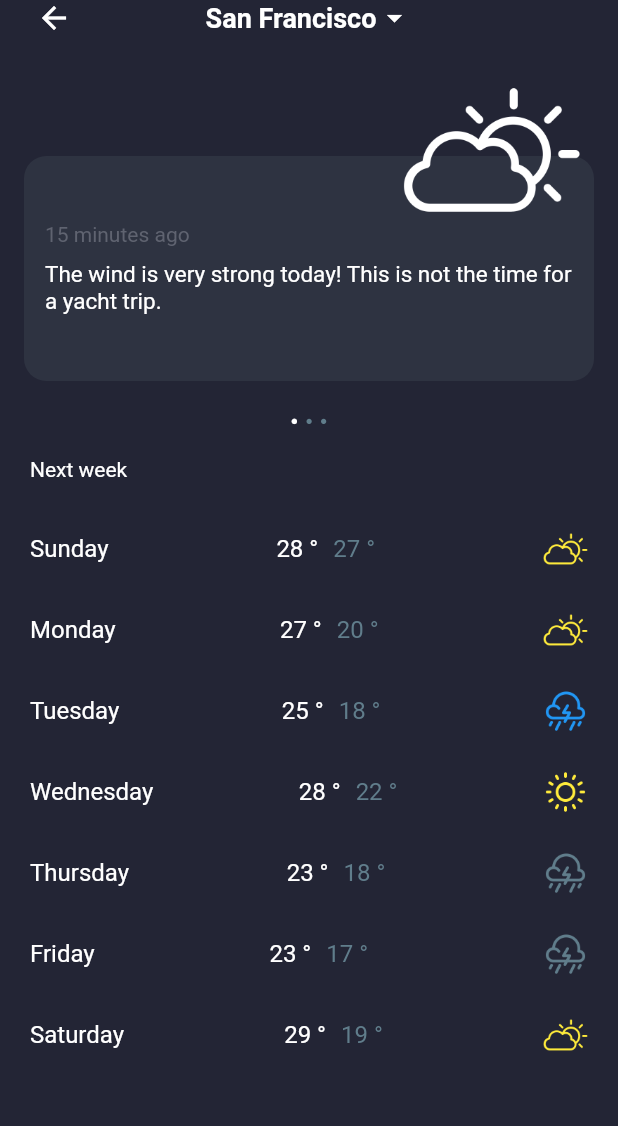
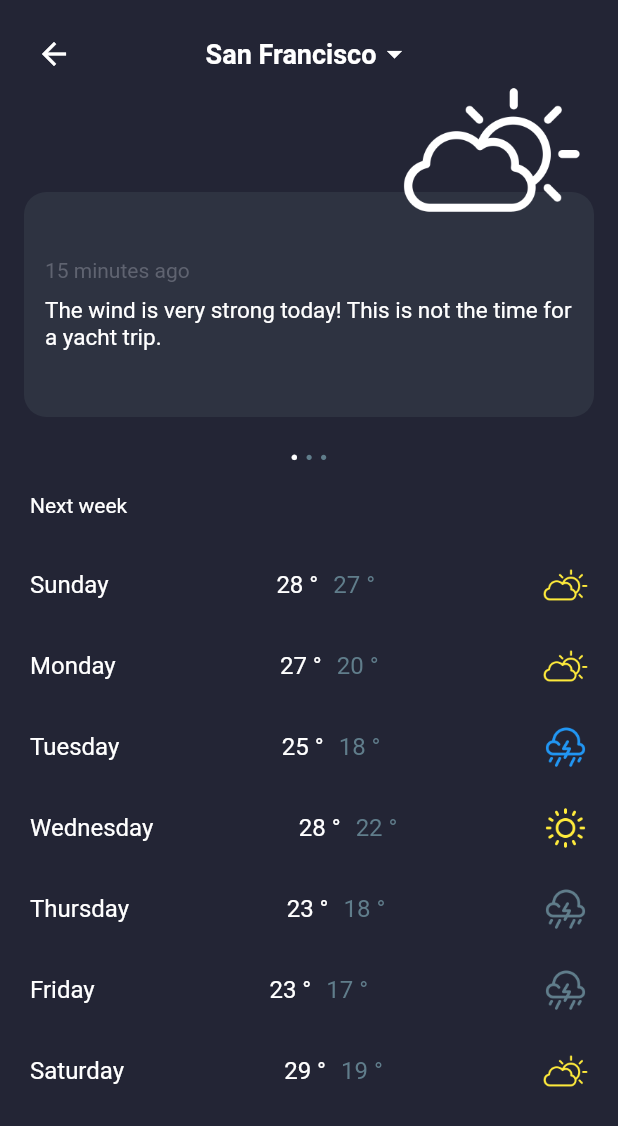
Before and after one commit to lrlucas/weather-app, a Flutter app: the DetailPage screen opened directly, on a phone screen of 412 x 824 dp. Shown: the top 1126 px of the screen. Run offline on Flutter 3.47's test engine with Material 2 defaults, Android fonts, the phone set to English and light mode, and no system bars; our stand-ins replace dio, flutter_bloc; network calls fail.

Commit message:
added added space in top safearea

```diff
--- a/lib/modules/details/presentation/page/detail.dart
+++ b/lib/modules/details/presentation/page/detail.dart
@@ -1,4 +1,5 @@
 import 'package:flutter/material.dart';
+import 'package:weather_app/core/styles/style.constant.dart';
 import '../widget/appbar_detail.widget.dart';
 import '../widget/point_position.widget.dart';
 import '../widget/suggestionCard.widget.dart';
@@ -65,7 +66,6 @@ class _DetailPageState extends State<DetailPage> {
 
   @override
   Widget build(BuildContext context) {
-    final size = MediaQuery.of(context).size;
     return Scaffold(
       backgroundColor: const Color(0xff232535),
       body: SafeArea(
@@ -73,6 +73,9 @@ class _DetailPageState extends State<DetailPage> {
           children: [
             Column(
               children: [
+                const SizedBox(
+                  height: StyleConstans.safeSpaceMedium,
+                ),
                 const AppbarDetail(),
                 const SizedBox(
                   height: 80,
--- a/lib/modules/home/presentation/pages/home.dart
+++ b/lib/modules/home/presentation/pages/home.dart
@@ -90,7 +90,6 @@ class _HomePageState extends State<HomePage> {
               );
             }
 
-            /// TODO: agregar un pull to refresh
             return Scaffold(
               backgroundColor: _getColorBackground(
                 _weatherModel?.weather.first.id,
@@ -99,6 +98,9 @@ class _HomePageState extends State<HomePage> {
                 child: SingleChildScrollView(
                   child: Column(
                     children: [
+                      const SizedBox(
+                        height: StyleConstans.safeSpaceMedium,
+                      ),
                       CustomAppBar(),
                       const SizedBox(
                         height: 40,
```
